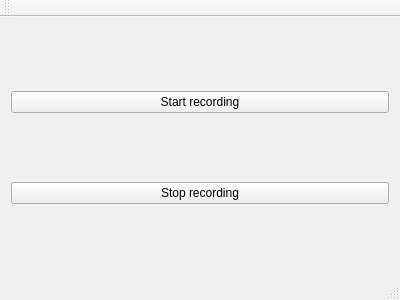
Drograr/time-video-project, file tvmainwindow.ui: the form before one commit.
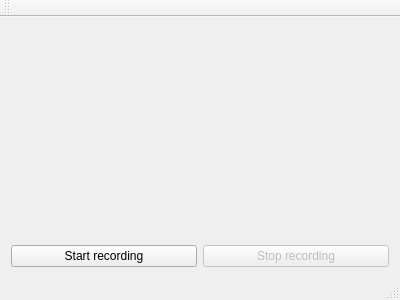
The form after the commit.

Commit message: Now works perfectly under linux with a very nice interface, next step: switch to windows

Patch:
```diff
--- a/tvmainwindow.ui
+++ b/tvmainwindow.ui
@@ -16,6 +16,14 @@
   <widget class="QWidget" name="centralWidget">
    <layout class="QVBoxLayout" name="verticalLayout">
     <item>
+     <widget class="QWidget" name="videoWidget" native="true"/>
+    </item>
+    <item>
+     <layout class="QHBoxLayout" name="horizontalLayout">
+      <property name="sizeConstraint">
+       <enum>QLayout::SetDefaultConstraint</enum>
+      </property>
+      <item>
      <widget class="QPushButton" name="startButton">
       <property name="text">
        <string>Start recording</string>
@@ -24,10 +32,15 @@
     </item>
     <item>
      <widget class="QPushButton" name="stopButton">
+        <property name="enabled">
+         <bool>false</bool>
+        </property>
       <property name="text">
        <string>Stop recording</string>
       </property>
      </widget>
+      </item>
+     </layout>
     </item>
    </layout>
   </widget>
```
Lines whose indentation alone changed are shown as unchanged. The commit also changes 7 other files.
